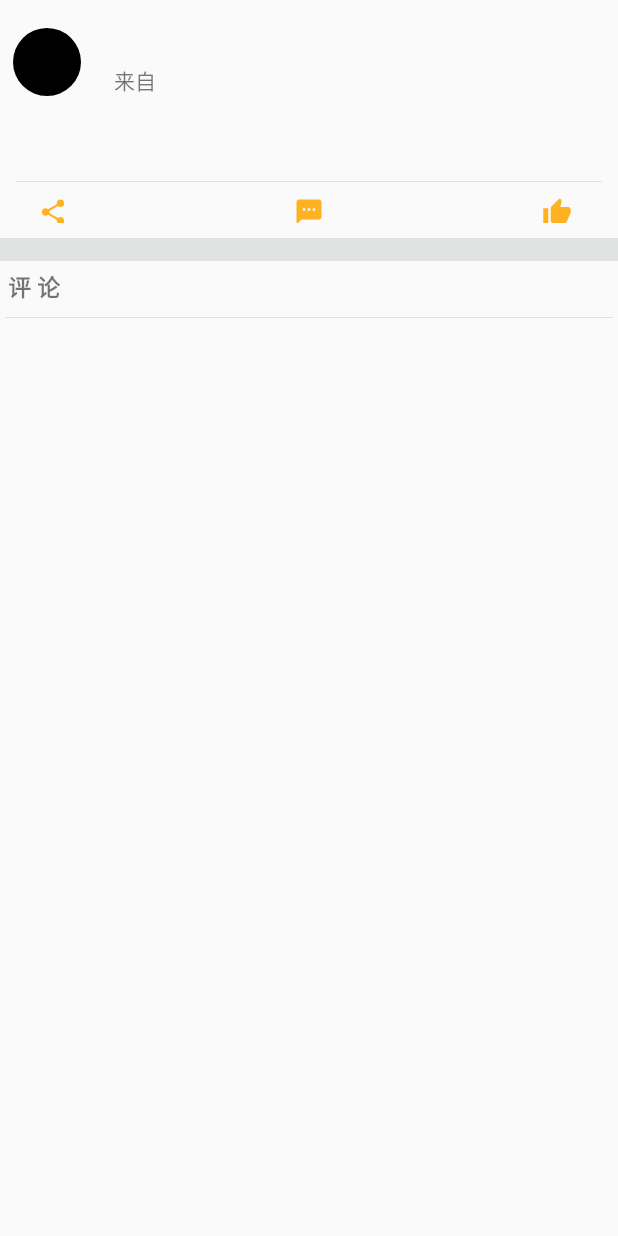
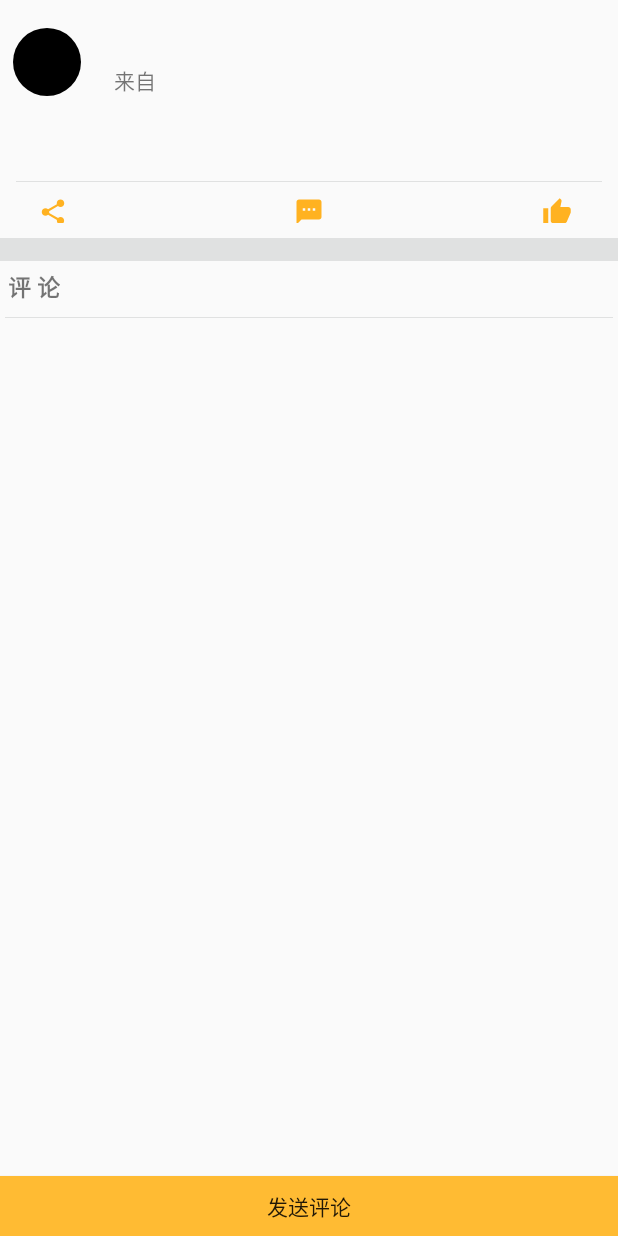
Before and after one commit to Funsquirrel/weibo, an Android app: the ContentActivity screen opened directly, with no data from a screen before it, on a phone screen of 412 x 824 dp. Run offline under Robolectric (Android 15) with nearby library versions, the phone set to English and light mode, and no system bars; our stand-ins replace CircleImageView; libraries missing offline, so code that uses them is left out: com.sina.weibo; pictures from the network do not load; 10 statements that could not run were skipped.

Commit message:
评论修改

```diff
--- a/app/src/main/res/layout/content_layout.xml
+++ b/app/src/main/res/layout/content_layout.xml
@@ -1,12 +1,15 @@
 <?xml version="1.0" encoding="utf-8"?>
-<android.support.v4.widget.NestedScrollView
+<RelativeLayout
     xmlns:android="http://schemas.android.com/apk/res/android"
     android:layout_width="match_parent"
     android:layout_height="match_parent"
     android:focusable="true"
     android:focusableInTouchMode="true"
     xmlns:tools="http://schemas.android.com/tools">
-
+<android.support.v4.widget.NestedScrollView
+    android:layout_height="match_parent"
+    android:layout_above="@id/comment_btn"
+    android:layout_width="match_parent">
     <RelativeLayout
         android:layout_width="match_parent"
         android:layout_height="match_parent">
@@ -72,5 +75,13 @@
 
     </RelativeLayout>
 </android.support.v4.widget.NestedScrollView>
+    <Button
+        android:layout_width="match_parent"
+        android:layout_height="40dp"
+        android:id="@+id/comment_btn"
+        android:text="发送评论"
+        android:layout_alignParentBottom="true"
+        android:background="@android:color/holo_orange_light"/>
+</RelativeLayout>
 
 <!-- 微博正文 -->
```
Also changed, not shown: app/src/main/java/com/fy/weibo/activity/ContentActivity.java (+12 -9 lines), app/src/main/res/layout/comment_popupwindow.xml (+7 -9 lines).
